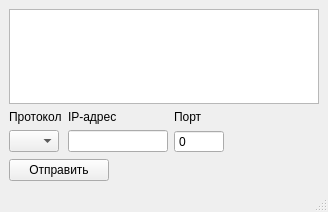
This is client/mainwindow.ui in Karenfen/SimpleTextEditor as Qt 5 draws it before an edit. The edited form follows.
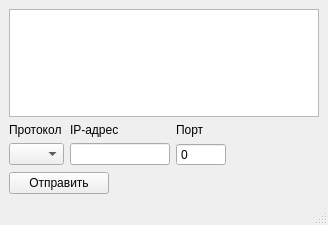
This is the edited form.

```diff
--- a/client/mainwindow.ui
+++ b/client/mainwindow.ui
@@ -7,7 +7,7 @@
     <x>0</x>
     <y>0</y>
     <width>328</width>
-    <height>212</height>
+    <height>225</height>
    </rect>
   </property>
   <property name="baseSize">
@@ -116,13 +116,13 @@
        <widget class="QComboBox" name="protocolComboBox">
         <property name="minimumSize">
          <size>
-          <width>50</width>
+          <width>55</width>
           <height>0</height>
          </size>
         </property>
         <property name="maximumSize">
          <size>
-          <width>50</width>
+          <width>55</width>
           <height>16777215</height>
          </size>
         </property>
```
Left out of the diff: 2 changed lines with no effect on the pictures.
